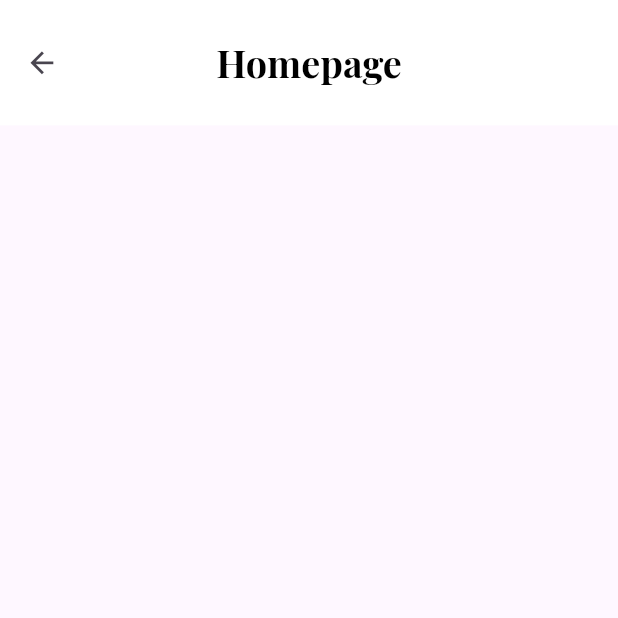
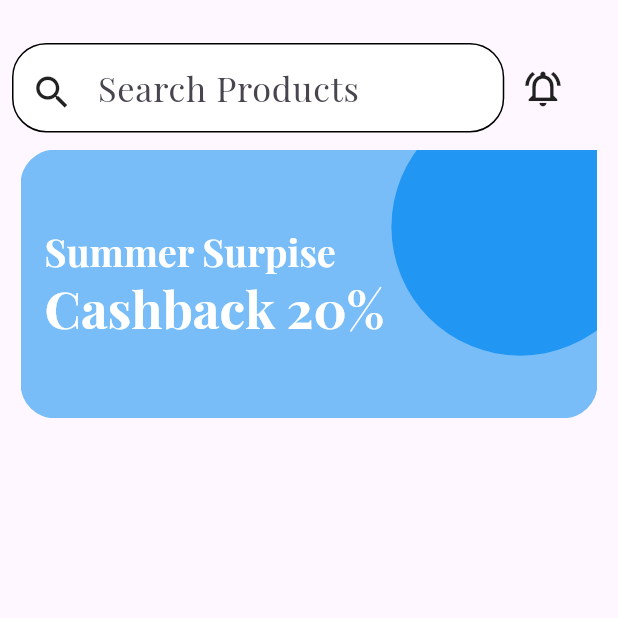
Before and after one commit to EslamKamel89/ecommerce_getx_php_mysql, a Flutter app: the Homepage screen opened by its route, on a phone screen of 412 x 824 dp, the top half of it. Run offline on Flutter 3.47's test engine with Material 3 defaults, Android fonts, the phone set to English and light mode, and no system bars; our stand-ins replace cloud_firestore, dartz, device_preview, firebase_auth, firebase_core, firebase_messaging and 8 more; accounts and stored records are empty; project files that could hold a hidden picture were left out.

Commit message:
homepage ui structure

```diff
--- a/ecommerce_getx_php_mysql/lib/presentation/components/color.dart
+++ b/ecommerce_getx_php_mysql/lib/constants/color.dart
@@ -5,4 +5,6 @@ class AppColors {
   static const Color textDark = Colors.black;
   static const Color backgroundColor1 = Colors.blue;
   static const Color onBackgroundColor1 = Colors.white;
+  static const Color backgroundColor2 = Colors.white;
+  static const Color onBackgroundColor2 = Colors.black;
 }
--- a/ecommerce_getx_php_mysql/lib/constants/links.dart
+++ b/ecommerce_getx_php_mysql/lib/constants/links.dart
@@ -10,7 +10,8 @@ class AppLinks {
   static const String checkemailLink = '$serverName/forgetpassword/checkemail_forgetpassword.php';
   static const String verifyCodeForgetPasswordLink = '$serverName/forgetpassword/verifycode_forgetpassword.php';
   static const String resetPassworLink = '$serverName/forgetpassword/resetpassword.php';
-  // static const String Link = '$serverName/';
+  // ------------------------ Categories View ------------------------
+  static const String categoriesViewLink = '$serverName/categories/view.php';
   // static const String Link = '$serverName/';
   // static const String Link = '$serverName/';
   // static const String Link = '$serverName/';
--- a/ecommerce_getx_php_mysql/lib/main.dart
+++ b/ecommerce_getx_php_mysql/lib/main.dart
@@ -40,6 +40,7 @@ class MyApp extends StatelessWidget {
   @override
   Widget build(BuildContext context) {
     Sze.init(context);
+    Themes.init(context);
     localeController = Get.find<LocaleController>();
     if (localeController.language!.languageCode == 'ar') {
       deviceLocale = DeviceLocale.ar;
--- a/ecommerce_getx_php_mysql/lib/presentation/components/ui_components.dart
+++ b/ecommerce_getx_php_mysql/lib/presentation/components/ui_components.dart
@@ -1,4 +1,4 @@
-import 'package:ecommerce_getx_php_mysql/presentation/components/color.dart';
+import 'package:ecommerce_getx_php_mysql/constants/color.dart';
 import 'package:flutter/material.dart';
 import 'package:flutter_screenutil/flutter_screenutil.dart';
 import 'package:get/get.dart';
--- a/ecommerce_getx_php_mysql/lib/presentation/screens/homepage.dart
+++ b/ecommerce_getx_php_mysql/lib/presentation/screens/homepage.dart
@@ -1,9 +1,13 @@
 import 'package:ecommerce_getx_php_mysql/buisness_logic/homepage/homepage_controller.dart';
 import 'package:ecommerce_getx_php_mysql/buisness_logic/services/services_controller.dart';
+import 'package:ecommerce_getx_php_mysql/constants/color.dart';
+import 'package:ecommerce_getx_php_mysql/core/class/responsive_info.dart';
 import 'package:ecommerce_getx_php_mysql/core/extensions/extension.dart';
 import 'package:ecommerce_getx_php_mysql/data/models/user/user_model.dart';
-import 'package:ecommerce_getx_php_mysql/presentation/components/appbar.dart';
+import 'package:ecommerce_getx_php_mysql/presentation/themes/themes.dart';
+import 'package:ecommerce_getx_php_mysql/presentation/widgets/homepage/text_search_field.dart';
 import 'package:flutter/material.dart';
+import 'package:flutter_screenutil/flutter_screenutil.dart';
 import 'package:get/get.dart';
 
 class Homepage extends StatelessWidget {
@@ -22,15 +26,66 @@ class Homepage extends StatelessWidget {
     } else {
       'Error'.pr;
     }
+    Themes.init(context);
     return Scaffold(
       resizeToAvoidBottomInset: false,
-      appBar: CustomAppBar.defaultAppBar(context, 'HOMEPAGE'.tr),
       body: SafeArea(
         child: Padding(
           padding: const EdgeInsets.all(8.0),
           child: ListView(
-            children: const [
-              SizedBox(height: 20),
+            children: [
+              SizedBox(height: Sze.w * 5),
+              Row(
+                mainAxisSize: MainAxisSize.min,
+                children: [
+                  const CustomSearchField(),
+                  SizedBox(width: 10.w),
+                  InkWell(
+                    onTap: () {},
+                    child: Icon(Icons.notifications_active_outlined, size: 25.w),
+                  ),
+                ],
+              ),
+              Container(
+                margin: EdgeInsets.symmetric(horizontal: 5.w, vertical: 10.w),
+                child: Stack(
+                  children: [
+                    Container(
+                      width: double.infinity,
+                      height: 150.h,
+                      decoration: BoxDecoration(
+                        borderRadius: BorderRadius.circular(20.w),
+                        color: AppColors.backgroundColor1.withOpacity(0.6),
+                      ),
+                      alignment: Alignment.center,
+                      child: ListTile(
+                        title: Text(
+                          'Summer Surpise',
+                          style: Themes.headlineLarge.copyWith(
+                            color: AppColors.onBackgroundColor1,
+                          ),
+                        ),
+                        subtitle: Text(
+                          'Cashback 20%',
+                          style: Themes.headlineLarge.copyWith(color: AppColors.onBackgroundColor1, fontSize: 30.sp),
+                        ),
+                      ),
+                    ),
+                    Positioned(
+                      right: -30.w,
+                      top: -30.w,
+                      child: Container(
+                        width: 150.w,
+                        height: 150.w,
+                        decoration: BoxDecoration(
+                          borderRadius: BorderRadius.circular(100.w),
+                          color: AppColors.backgroundColor1,
+                        ),
+                      ),
+                    )
+                  ],
+                ),
+              )
             ],
           ),
         ),
--- a/ecommerce_getx_php_mysql/lib/presentation/themes/themes.dart
+++ b/ecommerce_getx_php_mysql/lib/presentation/themes/themes.dart
@@ -1,4 +1,4 @@
-import 'package:ecommerce_getx_php_mysql/presentation/components/color.dart';
+import 'package:ecommerce_getx_php_mysql/constants/color.dart';
 import 'package:flutter/material.dart';
 import 'package:flutter_screenutil/flutter_screenutil.dart';
 
@@ -7,6 +7,28 @@ enum DeviceLocale { en, ar }
 enum ThemeType { dark, light }
 
 class Themes {
+  static late TextStyle headlineLarge;
+  static late TextStyle headlineMedium;
+  static late TextStyle headlineSmall;
+  static late TextStyle bodyLarge;
+  static late TextStyle bodyMedium;
+  static late TextStyle bodySmall;
+  static late TextStyle displayLarge;
+  static late TextStyle displayMedium;
+  static late TextStyle displaySmall;
+
+  static void init(BuildContext context) {
+    headlineLarge = Theme.of(context).textTheme.headlineLarge!;
+    headlineMedium = Theme.of(context).textTheme.headlineMedium!;
+    headlineSmall = Theme.of(context).textTheme.headlineSmall!;
+    bodyLarge = Theme.of(context).textTheme.bodyLarge!;
+    bodyMedium = Theme.of(context).textTheme.bodyMedium!;
+    bodySmall = Theme.of(context).textTheme.bodySmall!;
+    displayLarge = Theme.of(context).textTheme.displayLarge!;
+    displayMedium = Theme.of(context).textTheme.displayMedium!;
+    displaySmall = Theme.of(context).textTheme.displaySmall!;
+  }
+
   static TextTheme _textThemeLocale(String fontFamily) {
     return TextTheme(
       headlineLarge: TextStyle(fontFamily: fontFamily, fontWeight: FontWeight.bold, fontSize: 22.sp, color: AppColors.textDark),
--- a/ecommerce_getx_php_mysql/lib/presentation/widgets/auth/forget_reset_password/success_reset_password/check_icon_from_success_reset_password.dart
+++ b/ecommerce_getx_php_mysql/lib/presentation/widgets/auth/forget_reset_password/success_reset_password/check_icon_from_success_reset_password.dart
@@ -1,4 +1,4 @@
-import 'package:ecommerce_getx_php_mysql/presentation/components/color.dart';
+import 'package:ecommerce_getx_php_mysql/constants/color.dart';
 import 'package:flutter/material.dart';
 
 class CheckIconFromSuccessResetPassword extends StatelessWidget {
--- a/ecommerce_getx_php_mysql/lib/presentation/widgets/auth/signup_folder/success_signup/check_icon.dart
+++ b/ecommerce_getx_php_mysql/lib/presentation/widgets/auth/signup_folder/success_signup/check_icon.dart
@@ -1,4 +1,4 @@
-import 'package:ecommerce_getx_php_mysql/presentation/components/color.dart';
+import 'package:ecommerce_getx_php_mysql/constants/color.dart';
 import 'package:flutter/material.dart';
 
 class CheckIcon extends StatelessWidget {
--- /dev/null
+++ b/ecommerce_getx_php_mysql/lib/presentation/widgets/homepage/text_search_field.dart
@@ -0,0 +1,44 @@
+import 'package:ecommerce_getx_php_mysql/constants/color.dart';
+import 'package:flutter/material.dart';
+import 'package:flutter_screenutil/flutter_screenutil.dart';
+
+class CustomSearchField extends StatelessWidget {
+  const CustomSearchField({
+    super.key,
+    this.controller,
+  });
+  final TextEditingController? controller;
+  @override
+  Widget build(BuildContext context) {
+    return Container(
+      padding: EdgeInsets.only(top: 5.w),
+      height: 50.h,
+      decoration: BoxDecoration(
+        color: AppColors.backgroundColor2,
+        border: Border.all(color: AppColors.onBackgroundColor2),
+        borderRadius: BorderRadius.circular(20.w),
+      ),
+      alignment: Alignment.center,
+      child: Row(
+        mainAxisSize: MainAxisSize.max,
+        children: [
+          SizedBox(width: 10.w),
+          Icon(Icons.search, size: 25.w),
+          SizedBox(
+            width: 250.w,
+            child: TextFormField(
+              controller: controller,
+              decoration: InputDecoration(
+                hintText: 'Search Products',
+                hintStyle: TextStyle(fontSize: 20.sp),
+                border: const OutlineInputBorder(borderSide: BorderSide.none),
+                enabledBorder: const OutlineInputBorder(borderSide: BorderSide.none),
+                focusedBorder: const OutlineInputBorder(borderSide: BorderSide.none),
+              ),
+            ),
+          ),
+        ],
+      ),
+    );
+  }
+}
--- a/ecommerce_getx_php_mysql/lib/presentation/widgets/onBoarding/buttons.dart
+++ b/ecommerce_getx_php_mysql/lib/presentation/widgets/onBoarding/buttons.dart
@@ -1,5 +1,5 @@
 import 'package:ecommerce_getx_php_mysql/buisness_logic/onboarding/onboarding_controller.dart';
-import 'package:ecommerce_getx_php_mysql/presentation/components/color.dart';
+import 'package:ecommerce_getx_php_mysql/constants/color.dart';
 import 'package:ecommerce_getx_php_mysql/presentation/components/ui_components.dart';
 import 'package:flutter/material.dart';
 import 'package:flutter_screenutil/flutter_screenutil.dart';
--- a/ecommerce_getx_php_mysql/lib/presentation/widgets/onBoarding/swipedots.dart
+++ b/ecommerce_getx_php_mysql/lib/presentation/widgets/onBoarding/swipedots.dart
@@ -1,6 +1,6 @@
 import 'package:ecommerce_getx_php_mysql/buisness_logic/onboarding/onboarding_controller.dart';
+import 'package:ecommerce_getx_php_mysql/constants/color.dart';
 import 'package:ecommerce_getx_php_mysql/data/data_provider/static/onboardingdata.dart';
-import 'package:ecommerce_getx_php_mysql/presentation/components/color.dart';
 import 'package:flutter/material.dart';
 import 'package:get/get.dart';
 
```
